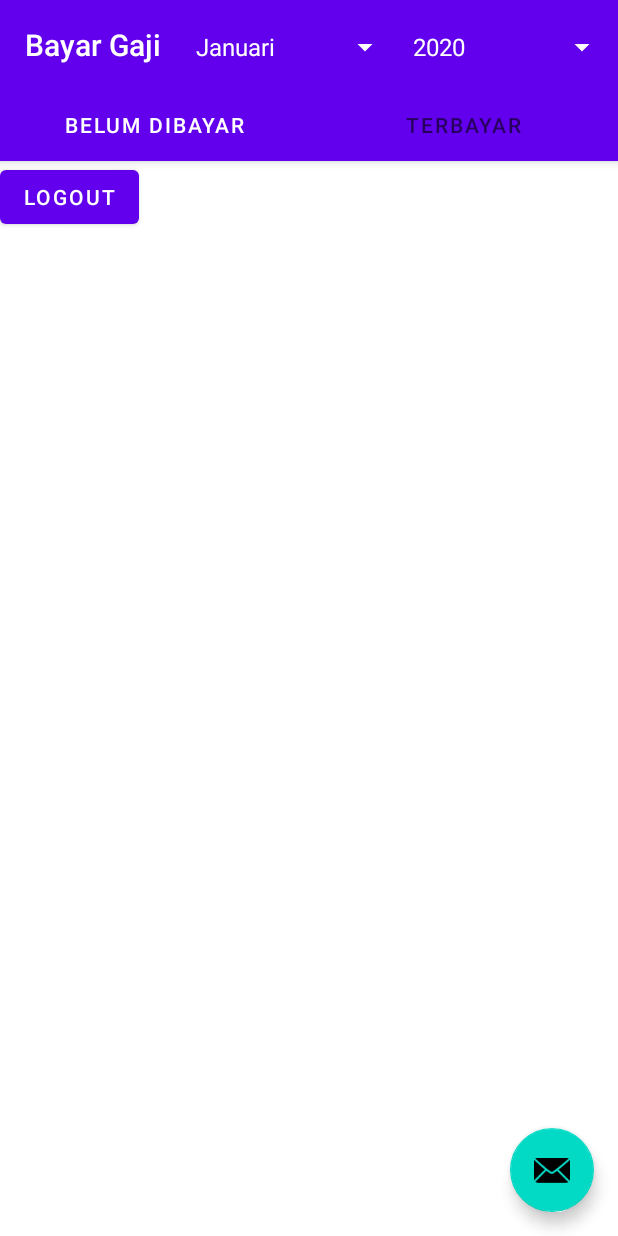
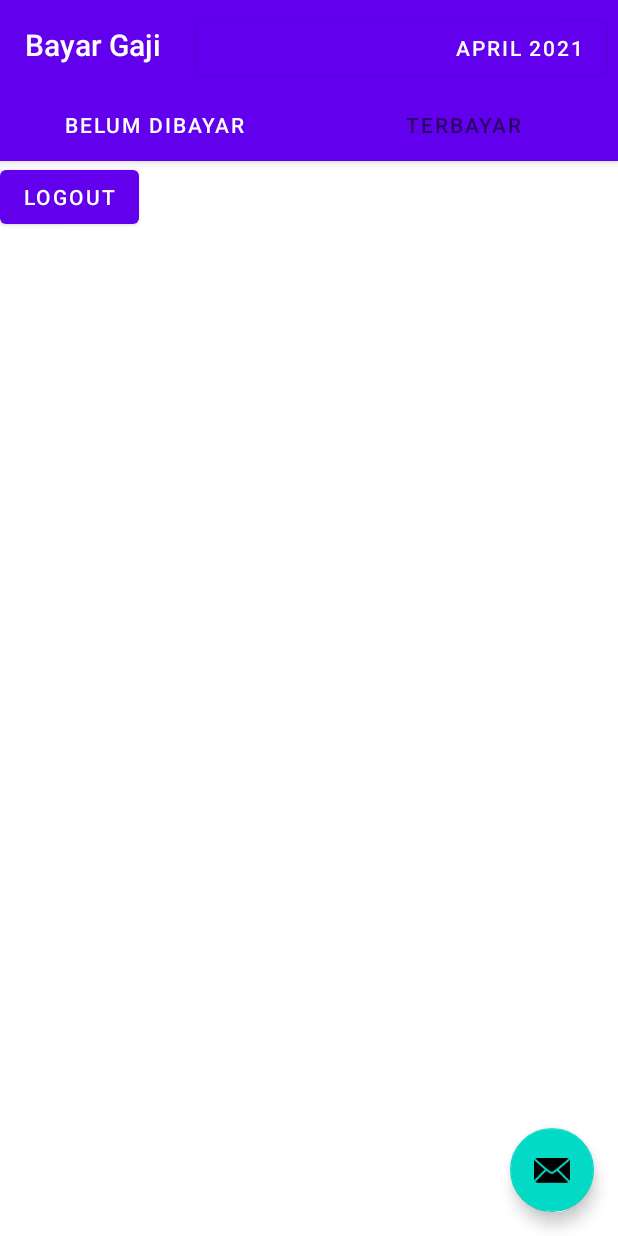
Before and after one commit to hariangr/tubes-progmob-2021, an Android app: the BayarGajiActivity screen opened directly, with no data from a screen before it, on a phone screen of 412 x 824 dp. Run offline under Robolectric (Android 15) with nearby library versions, the phone set to English and light mode, and no system bars; 1 statement that could not run was skipped.

Commit message:
working basicly layout

```diff
--- a/app/build.gradle
+++ b/app/build.gradle
@@ -26,6 +26,9 @@ android {
         sourceCompatibility JavaVersion.VERSION_1_8
         targetCompatibility JavaVersion.VERSION_1_8
     }
+    buildFeatures {
+        viewBinding true
+    }
 }
 
 dependencies {
@@ -35,6 +38,9 @@ dependencies {
     implementation 'androidx.constraintlayout:constraintlayout:2.0.4'
     implementation 'androidx.lifecycle:lifecycle-livedata-ktx:2.3.1'
     implementation 'androidx.lifecycle:lifecycle-viewmodel-ktx:2.3.1'
+    implementation 'androidx.legacy:legacy-support-v4:1.0.0'
+    implementation 'androidx.navigation:navigation-fragment:2.3.0'
+    implementation 'androidx.navigation:navigation-ui:2.3.0'
     testImplementation 'junit:junit:4.+'
     androidTestImplementation 'androidx.test.ext:junit:1.1.2'
     androidTestImplementation 'androidx.test.espresso:espresso-core:3.3.0'
--- a/app/src/main/AndroidManifest.xml
+++ b/app/src/main/AndroidManifest.xml
@@ -13,7 +13,9 @@
             android:name=".BayarGajiActivity"
             android:label="@string/title_activity_bayar_gaji"
             android:theme="@style/Theme.PembayaranGaji.NoActionBar"></activity>
-        <activity android:name=".LoginActivity" android:label="Sipasar Login">
+        <activity
+            android:name=".LoginActivity"
+            android:label="Sipasar Login">
             <intent-filter>
                 <action android:name="android.intent.action.MAIN" />
 
--- a/app/src/main/java/id/aryad/sipasar/BayarGajiActivity.java
+++ b/app/src/main/java/id/aryad/sipasar/BayarGajiActivity.java
@@ -1,41 +1,38 @@
 package id.aryad.sipasar;
 
 import android.app.DatePickerDialog;
-import android.content.Intent;
 import android.os.Bundle;
 
 import com.google.android.material.floatingactionbutton.FloatingActionButton;
 import com.google.android.material.snackbar.Snackbar;
 import com.google.android.material.tabs.TabLayout;
 
-import androidx.appcompat.app.ActionBar;
 import androidx.viewpager.widget.ViewPager;
 import androidx.appcompat.app.AppCompatActivity;
 
-import android.view.ContextMenu;
-import android.view.Menu;
-import android.view.MenuInflater;
-import android.view.MenuItem;
+import android.util.Log;
 import android.view.View;
 import android.widget.Button;
 import android.widget.DatePicker;
 import android.widget.TextView;
 
-import java.text.SimpleDateFormat;
 import java.util.Calendar;
-import java.util.Date;
-import java.util.Locale;
 
-import id.aryad.sipasar.constants.IntentKey;
-import id.aryad.sipasar.repositories.AuthRepository;
+import id.aryad.sipasar.constants.MonthNames;
+import id.aryad.sipasar.repositories.DateHelperRepository;
+import id.aryad.sipasar.ui.dialog.YearMonthDialog;
 import id.aryad.sipasar.ui.main.SectionsPagerAdapter;
 
 public class BayarGajiActivity extends AppCompatActivity {
-    int selectedMonth = Calendar.getInstance().get(Calendar.MONTH);
-    int selectedYear = Calendar.getInstance().get(Calendar.YEAR);
+    private int selectedMonth = DateHelperRepository.getInstance().getCurrentMonthNumber();
+    private int selectedYear = DateHelperRepository.getInstance().getCurrentYear();
 
-    TextView activityTitle;
-    Button btnSelectRange;
+    private Button yearMonthIndicator;
+
+    public void updateYearMonthIndicator() {
+        yearMonthIndicator.setText(MonthNames.Bahasa[selectedMonth - 1] + " " + selectedYear);
+    }
+
 
     @Override
     protected void onCreate(Bundle savedInstanceState) {
@@ -46,14 +43,27 @@ public class BayarGajiActivity extends AppCompatActivity {
         viewPager.setAdapter(sectionsPagerAdapter);
         TabLayout tabs = findViewById(R.id.tabs);
         tabs.setupWithViewPager(viewPager);
-        FloatingActionButton fab = findViewById(R.id.fab);
 
-        fab.setOnClickListener(new View.OnClickListener() {
+        yearMonthIndicator = (Button) findViewById(R.id.yearMonthIndicator);
+
+        yearMonthIndicator.setOnClickListener(new View.OnClickListener() {
             @Override
             public void onClick(View view) {
-                Snackbar.make(view, "Replace with your own action", Snackbar.LENGTH_LONG)
-                        .setAction("Action", null).show();
+                YearMonthDialog pd = new YearMonthDialog(selectedMonth, selectedYear, new DatePickerDialog.OnDateSetListener() {
+                    @Override
+                    public void onDateSet(DatePicker view, int year, int month, int dayOfMonth) {
+                        Log.v("Entah", String.valueOf(year) + " " + String.valueOf(month) + " " + String.valueOf(dayOfMonth));
+                        selectedMonth = month;
+                        selectedYear = year;
+                        updateYearMonthIndicator();
+                    }
+                });
+
+                pd.show(getSupportFragmentManager(), "Year Month Picker");
             }
         });
+
+
+        updateYearMonthIndicator();
     }
 }
--- /dev/null
+++ b/app/src/main/java/id/aryad/sipasar/constants/MonthNames.java
@@ -0,0 +1,5 @@
+package id.aryad.sipasar.constants;
+
+public class MonthNames {
+    public static String Bahasa[] = new String[]{"Januari", "Februari", "Maret", "April", "Mei", "Juni", "Juli", "Agustus", "September", "Oktober", "November", "Desember"};
+}
--- a/app/src/main/java/id/aryad/sipasar/repositories/AuthRepository.java
+++ b/app/src/main/java/id/aryad/sipasar/repositories/AuthRepository.java
@@ -15,8 +15,9 @@ import id.aryad.sipasar.models.AdminRole;
 
 public class AuthRepository {
     private ArrayList<Admin> adminDatasets = new ArrayList(Arrays.asList(
-            new Admin(0, 0, "hariangr", "password", AdminRole.ADMIN, 1),
-            new Admin(1, 0, "something", "password", AdminRole.MANAGER, 1)
+            new Admin(0, 0, "aryapegawai", "pass123", AdminRole.PEGAWAI, 1),
+            new Admin(1, 1, "aryaadmin", "pass123", AdminRole.ADMIN, 1),
+            new Admin(2, 2, "aryamanager", "pass123", AdminRole.MANAGER, 1)
     ));
 
     public Admin getCurrentAdmin(Context context) {
--- /dev/null
+++ b/app/src/main/java/id/aryad/sipasar/repositories/DateHelperRepository.java
@@ -0,0 +1,25 @@
+package id.aryad.sipasar.repositories;
+
+import java.util.Calendar;
+
+public class DateHelperRepository {
+    public int getCurrentYear() {
+        Calendar cal = Calendar.getInstance();
+        return cal.get(Calendar.YEAR);
+    }
+
+    public int getCurrentMonthNumber() {
+        // 1 adalah januari, 12 adalah desember
+        Calendar cal = Calendar.getInstance();
+        return cal.get(Calendar.MONTH);
+    }
+
+    private static DateHelperRepository single_instance = null;
+
+    public static DateHelperRepository getInstance() {
+        if (single_instance == null)
+            single_instance = new DateHelperRepository();
+
+        return single_instance;
+    }
+}
--- a/app/src/main/res/layout/activity_bayar_gaji.xml
+++ b/app/src/main/res/layout/activity_bayar_gaji.xml
@@ -26,20 +26,15 @@
                 android:text="@string/app_name"
                 android:textAppearance="@style/TextAppearance.Widget.AppCompat.Toolbar.Title" />
 
-            <Spinner
-                android:id="@+id/spinner"
-                android:layout_width="match_parent"
+            <Button
+                android:id="@+id/yearMonthIndicator"
+                android:layout_width="wrap_content"
                 android:layout_height="wrap_content"
+                android:layout_marginStart="8dp"
+                android:layout_marginEnd="8dp"
                 android:layout_weight="1"
-                android:entries="@array/month_of_year"
-                android:spinnerMode="dialog" />
-
-            <Spinner
-                android:id="@+id/spinner2"
-                android:layout_width="match_parent"
-                android:layout_height="wrap_content"
-                android:layout_weight="1"
-                android:entries="@array/year_array" />
+                android:text="-"
+                android:textAlignment="textEnd" />
 
         </LinearLayout>
 
--- a/app/src/main/res/values/dimens.xml
+++ b/app/src/main/res/values/dimens.xml
@@ -5,4 +5,6 @@
     <dimen name="appbar_padding">16dp</dimen>
     <dimen name="fab_margin">16dp</dimen>
     <dimen name="appbar_padding_top">8dp</dimen>
+    <dimen name="nav_header_vertical_spacing">8dp</dimen>
+    <dimen name="nav_header_height">176dp</dimen>
 </resources>
```
Also changed, not shown: app/src/main/java/id/aryad/sipasar/ui/dialog/YearMonthDialog.java (added, +69 -0 lines), app/src/main/res/drawable/ic_menu_camera.xml (added, +12 -0 lines), app/src/main/res/drawable/ic_menu_gallery.xml (added, +9 -0 lines), app/src/main/res/drawable/ic_menu_slideshow.xml (added, +9 -0 lines), app/src/main/res/drawable/side_nav_bar.xml (added, +9 -0 lines), app/src/main/res/layout/dialog_year_month.xml (added, +33 -0 lines), app/src/main/res/menu/activity_main_drawer.xml (added, +20 -0 lines), app/src/main/res/menu/pembayaran_gaji.xml (added, +9 -0 lines), app/src/main/res/navigation/mobile_navigation.xml (added, +25 -0 lines), app/src/main/res/values/strings.xml (+13 -0 lines).
